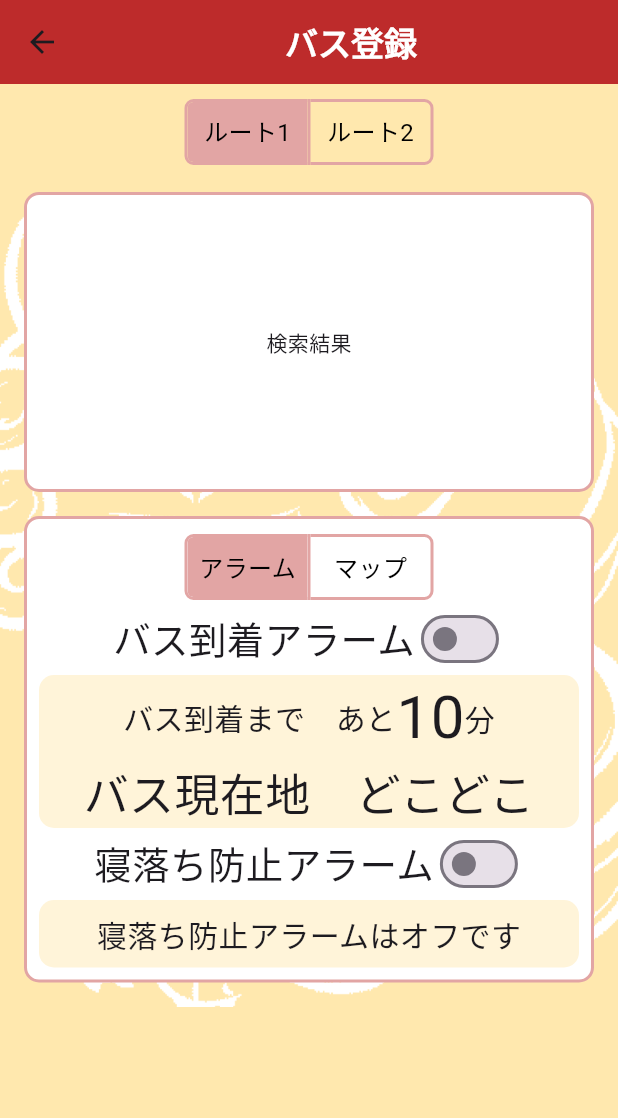
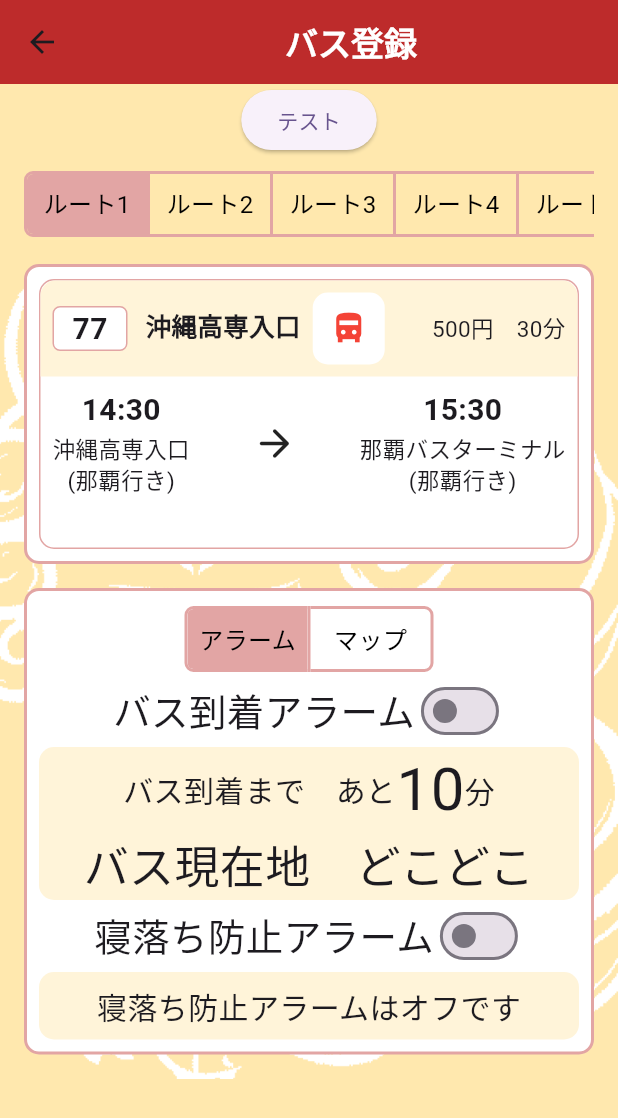
Before and after one commit to Yoshidagumi-group5/bus_app, a Flutter app: the BusRegistration screen opened directly, on a phone screen of 412 x 824 dp. Shown: the top 1118 px of the screen. Run offline on Flutter 3.47's test engine with Material 3 defaults, Android fonts, the light colour scheme and no system bars; our stand-ins replace flutter_local_notifications, flutter_riverpod, hooks_riverpod, shared_preferences, timezone, vibration; missing offline and left inert: flutter_ringtone_player, nfc_manager; accounts and stored records are empty.

```diff
--- a/lib/pages/bus_registration/bus_registration.dart
+++ b/lib/pages/bus_registration/bus_registration.dart
@@ -1,29 +1,30 @@
 import 'package:bus_app/pages/bus_registration/alarm_widget.dart';
 import 'package:bus_app/pages/bus_registration/map_widget_test.dart';
+import 'package:bus_app/pages/SearchResult.dart';
 import 'package:flutter/material.dart';
 import 'package:flutter_riverpod/flutter_riverpod.dart';
 import 'package:hooks_riverpod/hooks_riverpod.dart';
 
 // SearchResult(仮)
-class SearchResult extends StatelessWidget {
-  const SearchResult({super.key, required this.text});
+// class SearchResult extends StatelessWidget {
+//   const SearchResult({super.key, required this.text});
 
-  final Widget text;
+//   final Widget text;
 
-  @override
-  Widget build(BuildContext context) {
-    return Center(child: text);
-  }
-}
+//   @override
+//   Widget build(BuildContext context) {
+//     return Center(child: text);
+//   }
+// }
 
 // バスのルート(仮)
 const List<List<String>> routes = [
   ['東風平中学校前', '東風平', '伊覇公民館前', 'あああ', 'いいい', 'ううう', 'えええ', 'おおお'],
   ['豊原', '辺野古', '沖縄高専入口', 'かかか', 'ききき', 'くくく', 'けけけ', 'こここ'],
-  // ['豊見城平良', '豊見城郵便局前', '住宅前', 'さささ', 'ししし', 'すすす', 'せせせ', 'そそそ'],
-  // ['豊見城平良', '豊見城郵便局前', '住宅前', 'さささ', 'ししし', 'すすす', 'せせせ', 'そそそ'],
-  // ['豊見城平良', '豊見城郵便局前', '住宅前', 'さささ', 'ししし', 'すすす', 'せせせ', 'そそそ'],
-  // ['豊見城平良', '豊見城郵便局前', '住宅前', 'さささ', 'ししし', 'すすす', 'せせせ', 'そそそ'],
+  ['豊見城平良', '豊見城郵便局前', '住宅前', 'さささ', 'ししし', 'すすす', 'せせせ', 'そそそ'],
+  ['豊見城平良', '豊見城郵便局前', '住宅前', 'さささ', 'ししし', 'すすす', 'せせせ', 'そそそ'],
+  ['豊見城平良', '豊見城郵便局前', '住宅前', 'さささ', 'ししし', 'すすす', 'せせせ', 'そそそ'],
+  ['豊見城平良', '豊見城郵便局前', '住宅前', 'さささ', 'ししし', 'すすす', 'せせせ', 'そそそ'],
 ];
 
 
@@ -35,7 +36,7 @@ enum WidgetType {
 class PageWidgetNotifier extends Notifier<WidgetType> {
   @override
   build() {
-    return routes.length == 0 ? WidgetType.noRoute : WidgetType.yesRoute;
+    return routes.isEmpty ? WidgetType.noRoute : WidgetType.yesRoute;
   }
 }
 
@@ -94,7 +95,7 @@ class BusRegistration extends ConsumerStatefulWidget {
 
 class _BusRegistrationState extends ConsumerState<BusRegistration> {
 
-  Widget pageWidget = NoRoute();
+  Widget pageWidget = const NoRoute();
 
   @override
   void initState() {
@@ -102,12 +103,14 @@ class _BusRegistrationState extends ConsumerState<BusRegistration> {
 
     switch (routes.length == 0 ? WidgetType.noRoute : WidgetType.yesRoute) {
       case WidgetType.noRoute:
-        pageWidget = NoRoute();
+        pageWidget = const NoRoute();
         break;
       case WidgetType.yesRoute:
         pageWidget = YesRoute(wakeUpAlarmProvider: wakeUpAlarmProviders[0]);
         break;
     }
+
+
   }
 
   @override
@@ -126,12 +129,22 @@ class _BusRegistrationState extends ConsumerState<BusRegistration> {
         ),
         backgroundColor: const Color(0xFFBD2B2B),
       ),
-      body: Stack(
+      body: Column(
         children: [
-          Positioned.fill(
-            child: Image.asset('assets/images/shisa_touka_trimming.png', fit: BoxFit.cover),
+          ElevatedButton(
+            onPressed: () {
+
+            },
+            child: const Text('テスト'),
           ),
-          pageWidget,
+          Stack(
+            children: [
+              Positioned.fill(
+                child: Image.asset('assets/images/shisa_touka_trimming.png', fit: BoxFit.cover),
+              ),
+              pageWidget,
+            ],
+          ),
         ],
       ),
     );
@@ -304,7 +317,7 @@ class Route extends ConsumerWidget {
                 border: Border.all(color: const Color(0xFFE2A5A4), width: 2),
                 borderRadius: const BorderRadius.all(Radius.circular(10)),
               ),
-              child: const SearchResult(text: Text('検索結果')),  // SearchResult(仮)
+              child: const SearchResultClass(0, '77', '500', '30', '14:30', '15:30', '沖縄高専入口', '那覇バスターミナル'),   // SearchResult(仮)
             ),
           ),
           Padding(
```
Also changed, not shown: lib/pages/SearchResult.dart (+12 -0 lines).
